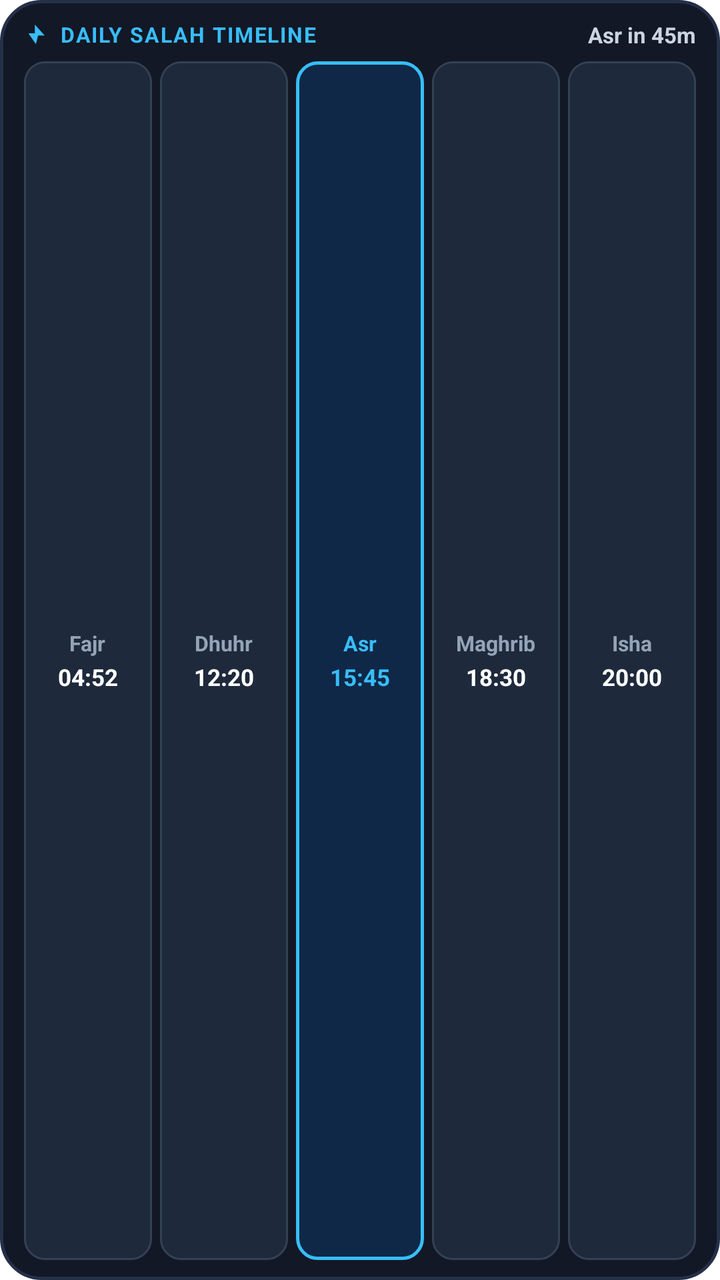
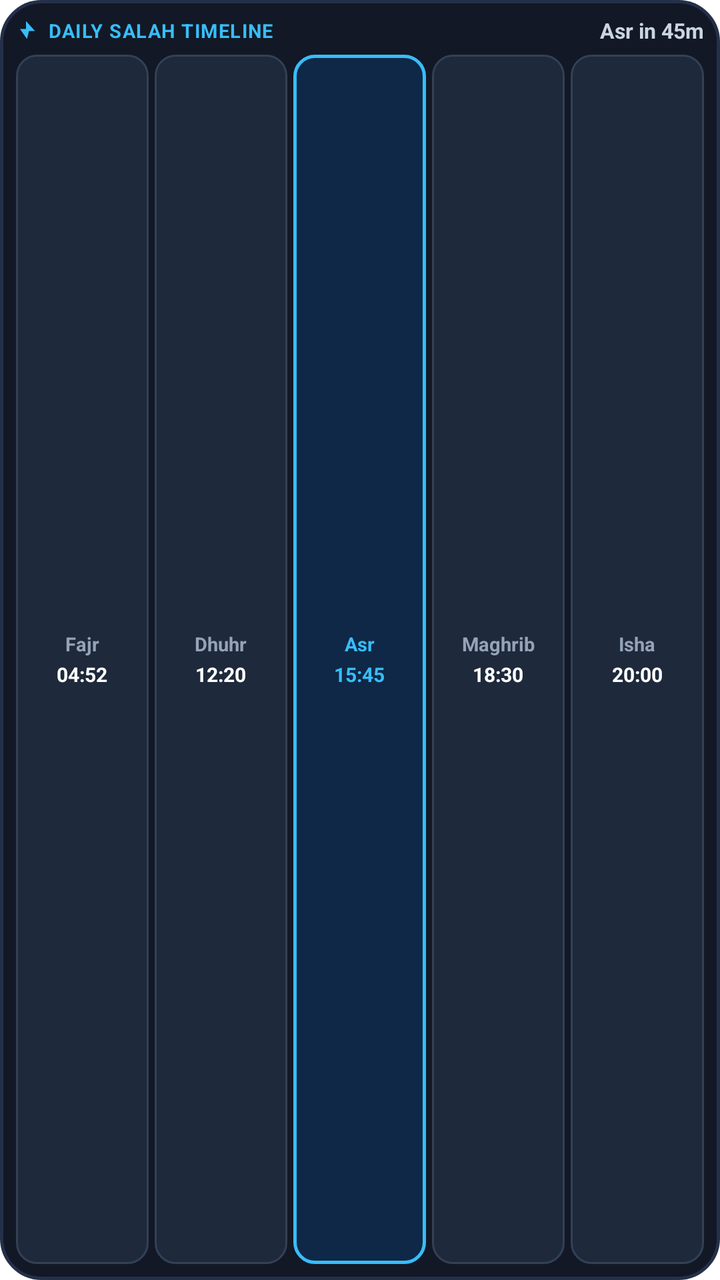

An Android layout rendered at two revisions. The XML below is the earlier revision; the diff shows what the commit changed to produce the second picture.
<!-- AndroidManifest.xml: fallback theme Theme.MaterialComponents.DayNight.NoActionBar -->
<!-- res/layout/ptp_widget_timeline.xml -->
<?xml version="1.0" encoding="utf-8"?>
<LinearLayout xmlns:android="http://schemas.android.com/apk/res/android"
    android:id="@+id/widget_timeline_root"
    android:layout_width="match_parent"
    android:layout_height="match_parent"
    android:orientation="vertical"
    android:paddingLeft="12dp"
    android:paddingRight="12dp"
    android:paddingTop="10dp"
    android:paddingBottom="10dp"
    android:paddingStart="12dp"
    android:paddingEnd="12dp"
    android:background="@drawable/widget_bg_rounded">

    
    <LinearLayout
        android:layout_width="match_parent"
        android:layout_height="wrap_content"
        android:orientation="horizontal"
        android:gravity="center_vertical"
        android:layout_marginBottom="6dp">

        <ImageView
            android:layout_width="13dp"
            android:layout_height="13dp"
            android:src="@drawable/ic_widget_bolt" />

        <TextView
            android:layout_width="wrap_content"
            android:layout_height="wrap_content"
            android:text="DAILY SALAH TIMELINE"
            android:textColor="#38BDF8"
            android:textSize="10.5sp"
            android:textStyle="bold"
            android:letterSpacing="0.06"
            android:layout_marginStart="5dp"
            android:layout_marginLeft="5dp" />

        <FrameLayout
            android:layout_width="0dp"
            android:layout_height="0dp"
            android:layout_weight="1" />

        <TextView
            android:id="@+id/widget_timeline_countdown"
            android:layout_width="wrap_content"
            android:layout_height="wrap_content"
            android:text="Asr in 45m"
            android:textColor="#CBD5E1"
            android:textSize="11sp"
            android:textStyle="bold" />
    </LinearLayout>

    
    <LinearLayout
        android:layout_width="match_parent"
        android:layout_height="0dp"
        android:layout_weight="1"
        android:orientation="horizontal"
        android:gravity="center">

        
        <LinearLayout
            android:id="@+id/widget_prayer_fajr_box"
            android:layout_width="0dp"
            android:layout_height="match_parent"
            android:layout_weight="1"
            android:orientation="vertical"
            android:gravity="center"
            android:padding="4dp"
            android:background="@drawable/widget_prayer_item_bg"
            android:layout_marginEnd="4dp"
            android:layout_marginRight="4dp">

            <TextView
                android:id="@+id/widget_fajr_name"
                android:layout_width="wrap_content"
                android:layout_height="wrap_content"
                android:text="Fajr"
                android:textColor="#94A3B8"
                android:textSize="10.5sp"
                android:textStyle="bold" />

            <TextView
                android:id="@+id/widget_fajr_time"
                android:layout_width="wrap_content"
                android:layout_height="wrap_content"
                android:text="04:52"
                android:textColor="#FFFFFF"
                android:textSize="11.5sp"
                android:textStyle="bold"
                android:layout_marginTop="2dp" />
        </LinearLayout>

        
        <LinearLayout
            android:id="@+id/widget_prayer_dhuhr_box"
            android:layout_width="0dp"
            android:layout_height="match_parent"
            android:layout_weight="1"
            android:orientation="vertical"
            android:gravity="center"
            android:padding="4dp"
            android:background="@drawable/widget_prayer_item_bg"
            android:layout_marginEnd="4dp"
            android:layout_marginRight="4dp">

            <TextView
                android:id="@+id/widget_dhuhr_name"
                android:layout_width="wrap_content"
                android:layout_height="wrap_content"
                android:text="Dhuhr"
                android:textColor="#94A3B8"
                android:textSize="10.5sp"
                android:textStyle="bold" />

            <TextView
                android:id="@+id/widget_dhuhr_time"
                android:layout_width="wrap_content"
                android:layout_height="wrap_content"
                android:text="12:20"
                android:textColor="#FFFFFF"
                android:textSize="11.5sp"
                android:textStyle="bold"
                android:layout_marginTop="2dp" />
        </LinearLayout>

        
        <LinearLayout
            android:id="@+id/widget_prayer_asr_box"
            android:layout_width="0dp"
            android:layout_height="match_parent"
            android:layout_weight="1"
            android:orientation="vertical"
            android:gravity="center"
            android:padding="4dp"
            android:background="@drawable/widget_prayer_active_bg"
            android:layout_marginEnd="4dp"
            android:layout_marginRight="4dp">

            <TextView
                android:id="@+id/widget_asr_name"
                android:layout_width="wrap_content"
                android:layout_height="wrap_content"
                android:text="Asr"
                android:textColor="#38BDF8"
                android:textSize="10.5sp"
                android:textStyle="bold" />

            <TextView
                android:id="@+id/widget_asr_time"
                android:layout_width="wrap_content"
                android:layout_height="wrap_content"
                android:text="15:45"
                android:textColor="#38BDF8"
                android:textSize="11.5sp"
                android:textStyle="bold"
                android:layout_marginTop="2dp" />
        </LinearLayout>

        
        <LinearLayout
            android:id="@+id/widget_prayer_maghrib_box"
            android:layout_width="0dp"
            android:layout_height="match_parent"
            android:layout_weight="1"
            android:orientation="vertical"
            android:gravity="center"
            android:padding="4dp"
            android:background="@drawable/widget_prayer_item_bg"
            android:layout_marginEnd="4dp"
            android:layout_marginRight="4dp">

            <TextView
                android:id="@+id/widget_maghrib_name"
                android:layout_width="wrap_content"
                android:layout_height="wrap_content"
                android:text="Maghrib"
                android:textColor="#94A3B8"
                android:textSize="10.5sp"
                android:textStyle="bold" />

            <TextView
                android:id="@+id/widget_maghrib_time"
                android:layout_width="wrap_content"
                android:layout_height="wrap_content"
                android:text="18:30"
                android:textColor="#FFFFFF"
                android:textSize="11.5sp"
                android:textStyle="bold"
                android:layout_marginTop="2dp" />
        </LinearLayout>

        
        <LinearLayout
            android:id="@+id/widget_prayer_isha_box"
            android:layout_width="0dp"
            android:layout_height="match_parent"
            android:layout_weight="1"
            android:orientation="vertical"
            android:gravity="center"
            android:padding="4dp"
            android:background="@drawable/widget_prayer_item_bg">

            <TextView
                android:id="@+id/widget_isha_name"
                android:layout_width="wrap_content"
                android:layout_height="wrap_content"
                android:text="Isha"
                android:textColor="#94A3B8"
                android:textSize="10.5sp"
                android:textStyle="bold" />

            <TextView
                android:id="@+id/widget_isha_time"
                android:layout_width="wrap_content"
                android:layout_height="wrap_content"
                android:text="20:00"
                android:textColor="#FFFFFF"
                android:textSize="11.5sp"
                android:textStyle="bold"
                android:layout_marginTop="2dp" />
        </LinearLayout>
    </LinearLayout>
</LinearLayout>
<!-- resources referenced by this layout -->
<resources>
  <!-- drawable ic_widget_bolt (drawable) -->
  <vector xmlns:android="http://schemas.android.com/apk/res/android"
      android:width="24dp"
      android:height="24dp"
      android:viewportWidth="24"
      android:viewportHeight="24">
      <path
          android:fillColor="#38BDF8"
          android:pathData="M11,21L13,13H19L10,3V11H4L11,21Z" />
  </vector>
  <!-- drawable widget_bg_rounded (drawable) -->
  <?xml version="1.0" encoding="utf-8"?>
  <shape xmlns:android="http://schemas.android.com/apk/res/android"
      android:shape="rectangle">
      <solid android:color="#121826" />
      <corners android:radius="20dp" />
      <stroke android:width="1.5dp" android:color="#243049" />
  </shape>
  <!-- drawable widget_prayer_active_bg (drawable) -->
  <?xml version="1.0" encoding="utf-8"?>
  <shape xmlns:android="http://schemas.android.com/apk/res/android"
      android:shape="rectangle">
      <solid android:color="#0F2847" />
      <corners android:radius="10dp" />
      <stroke android:width="1.5dp" android:color="#38BDF8" />
  </shape>
  <!-- drawable widget_prayer_item_bg (drawable) -->
  <?xml version="1.0" encoding="utf-8"?>
  <shape xmlns:android="http://schemas.android.com/apk/res/android"
      android:shape="rectangle">
      <solid android:color="#1E293B" />
      <corners android:radius="10dp" />
      <stroke android:width="1dp" android:color="#334155" />
  </shape>
</resources>

<!-- the commit's change to res/layout/ptp_widget_timeline.xml (unified diff, before → after) -->
@@ -4,12 +4,12 @@
     android:layout_width="match_parent"
     android:layout_height="match_parent"
     android:orientation="vertical"
-    android:paddingLeft="12dp"
-    android:paddingRight="12dp"
-    android:paddingTop="10dp"
-    android:paddingBottom="10dp"
-    android:paddingStart="12dp"
-    android:paddingEnd="12dp"
+    android:paddingLeft="8dp"
+    android:paddingRight="8dp"
+    android:paddingTop="8dp"
+    android:paddingBottom="8dp"
+    android:paddingStart="8dp"
+    android:paddingEnd="8dp"
     android:background="@drawable/widget_bg_rounded">
 
     
@@ -18,11 +18,11 @@
         android:layout_height="wrap_content"
         android:orientation="horizontal"
         android:gravity="center_vertical"
-        android:layout_marginBottom="6dp">
+        android:layout_marginBottom="5dp">
 
         <ImageView
-            android:layout_width="13dp"
-            android:layout_height="13dp"
+            android:layout_width="12dp"
+            android:layout_height="12dp"
             android:src="@drawable/ic_widget_bolt" />
 
         <TextView
@@ -30,11 +30,13 @@
             android:layout_height="wrap_content"
             android:text="DAILY SALAH TIMELINE"
             android:textColor="#38BDF8"
-            android:textSize="10.5sp"
+            android:textSize="9.5sp"
             android:textStyle="bold"
-            android:letterSpacing="0.06"
-            android:layout_marginStart="5dp"
-            android:layout_marginLeft="5dp" />
+            android:letterSpacing="0.05"
+            android:singleLine="true"
+            android:maxLines="1"
+            android:layout_marginStart="4dp"
+            android:layout_marginLeft="4dp" />
 
         <FrameLayout
             android:layout_width="0dp"
@@ -47,7 +49,9 @@
             android:layout_height="wrap_content"
             android:text="Asr in 45m"
             android:textColor="#CBD5E1"
-            android:textSize="11sp"
+            android:textSize="10.5sp"
+            android:singleLine="true"
+            android:maxLines="1"
             android:textStyle="bold" />
     </LinearLayout>
 
@@ -67,10 +71,10 @@
             android:layout_weight="1"
             android:orientation="vertical"
             android:gravity="center"
-            android:padding="4dp"
+            android:padding="2dp"
             android:background="@drawable/widget_prayer_item_bg"
-            android:layout_marginEnd="4dp"
-            android:layout_marginRight="4dp">
+            android:layout_marginEnd="3dp"
+            android:layout_marginRight="3dp">
 
             <TextView
                 android:id="@+id/widget_fajr_name"
@@ -78,7 +82,9 @@
                 android:layout_height="wrap_content"
                 android:text="Fajr"
                 android:textColor="#94A3B8"
-                android:textSize="10.5sp"
+                android:textSize="9.5sp"
+                android:singleLine="true"
+                android:maxLines="1"
                 android:textStyle="bold" />
 
             <TextView
@@ -87,7 +93,9 @@
                 android:layout_height="wrap_content"
                 android:text="04:52"
                 android:textColor="#FFFFFF"
-                android:textSize="11.5sp"
+                android:textSize="10sp"
+                android:singleLine="true"
+                android:maxLines="1"
                 android:textStyle="bold"
                 android:layout_marginTop="2dp" />
         </LinearLayout>
@@ -100,10 +108,10 @@
             android:layout_weight="1"
             android:orientation="vertical"
             android:gravity="center"
-            android:padding="4dp"
+            android:padding="2dp"
             android:background="@drawable/widget_prayer_item_bg"
-            android:layout_marginEnd="4dp"
-            android:layout_marginRight="4dp">
+            android:layout_marginEnd="3dp"
+            android:layout_marginRight="3dp">
 
             <TextView
                 android:id="@+id/widget_dhuhr_name"
@@ -111,7 +119,9 @@
                 android:layout_height="wrap_content"
                 android:text="Dhuhr"
                 android:textColor="#94A3B8"
-                android:textSize="10.5sp"
+                android:textSize="9.5sp"
+                android:singleLine="true"
+                android:maxLines="1"
                 android:textStyle="bold" />
 
             <TextView
@@ -120,7 +130,9 @@
                 android:layout_height="wrap_content"
                 android:text="12:20"
                 android:textColor="#FFFFFF"
-                android:textSize="11.5sp"
+                android:textSize="10sp"
+                android:singleLine="true"
+                android:maxLines="1"
                 android:textStyle="bold"
                 android:layout_marginTop="2dp" />
         </LinearLayout>
@@ -133,10 +145,10 @@
             android:layout_weight="1"
             android:orientation="vertical"
             android:gravity="center"
-            android:padding="4dp"
+            android:padding="2dp"
             android:background="@drawable/widget_prayer_active_bg"
-            android:layout_marginEnd="4dp"
-            android:layout_marginRight="4dp">
+            android:layout_marginEnd="3dp"
+            android:layout_marginRight="3dp">
 
             <TextView
                 android:id="@+id/widget_asr_name"
@@ -144,7 +156,9 @@
                 android:layout_height="wrap_content"
                 android:text="Asr"
                 android:textColor="#38BDF8"
-                android:textSize="10.5sp"
+                android:textSize="9.5sp"
+                android:singleLine="true"
+                android:maxLines="1"
                 android:textStyle="bold" />
 
             <TextView
@@ -153,7 +167,9 @@
                 android:layout_height="wrap_content"
                 android:text="15:45"
                 android:textColor="#38BDF8"
-                android:textSize="11.5sp"
+                android:textSize="10sp"
+                android:singleLine="true"
+                android:maxLines="1"
                 android:textStyle="bold"
                 android:layout_marginTop="2dp" />
         </LinearLayout>
@@ -166,10 +182,10 @@
             android:layout_weight="1"
             android:orientation="vertical"
             android:gravity="center"
-            android:padding="4dp"
+            android:padding="2dp"
             android:background="@drawable/widget_prayer_item_bg"
-            android:layout_marginEnd="4dp"
-            android:layout_marginRight="4dp">
+            android:layout_marginEnd="3dp"
+            android:layout_marginRight="3dp">
 
             <TextView
                 android:id="@+id/widget_maghrib_name"
@@ -177,7 +193,9 @@
                 android:layout_height="wrap_content"
                 android:text="Maghrib"
                 android:textColor="#94A3B8"
-                android:textSize="10.5sp"
+                android:textSize="9.5sp"
+                android:singleLine="true"
+                android:maxLines="1"
                 android:textStyle="bold" />
 
             <TextView
@@ -186,7 +204,9 @@
                 android:layout_height="wrap_content"
                 android:text="18:30"
                 android:textColor="#FFFFFF"
-                android:textSize="11.5sp"
+                android:textSize="10sp"
+                android:singleLine="true"
+                android:maxLines="1"
                 android:textStyle="bold"
                 android:layout_marginTop="2dp" />
         </LinearLayout>
@@ -199,7 +219,7 @@
             android:layout_weight="1"
             android:orientation="vertical"
             android:gravity="center"
-            android:padding="4dp"
+            android:padding="2dp"
             android:background="@drawable/widget_prayer_item_bg">
 
             <TextView
@@ -208,7 +228,9 @@
                 android:layout_height="wrap_content"
                 android:text="Isha"
                 android:textColor="#94A3B8"
-                android:textSize="10.5sp"
+                android:textSize="9.5sp"
+                android:singleLine="true"
+                android:maxLines="1"
                 android:textStyle="bold" />
 
             <TextView
@@ -217,7 +239,9 @@
                 android:layout_height="wrap_content"
                 android:text="20:00"
                 android:textColor="#FFFFFF"
-                android:textSize="11.5sp"
+                android:textSize="10sp"
+                android:singleLine="true"
+                android:maxLines="1"
                 android:textStyle="bold"
                 android:layout_marginTop="2dp" />
         </LinearLayout>
